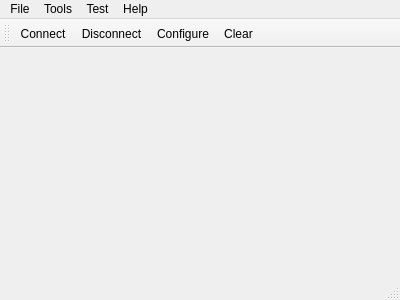
EA-LGX/ChargerDevice, file mainwindow.ui: the form before one commit.
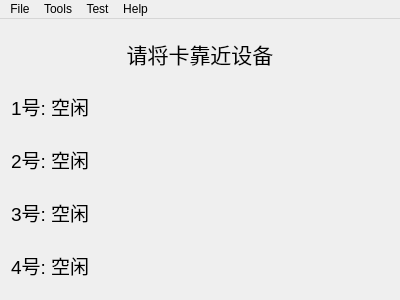
The form after the commit. Icons and pictures are not drawn.

What changed in the file:
```diff
--- a/mainwindow.ui
+++ b/mainwindow.ui
@@ -14,7 +14,71 @@
    <string>Simple Terminal</string>
   </property>
   <widget class="QWidget" name="centralWidget">
-   <layout class="QVBoxLayout" name="verticalLayout"/>
+   <layout class="QVBoxLayout" name="verticalLayout">
+    <item>
+     <widget class="QLabel" name="label_3">
+      <property name="font">
+       <font>
+        <pointsize>16</pointsize>
+       </font>
+      </property>
+      <property name="text">
+       <string>请将卡靠近设备</string>
+      </property>
+      <property name="alignment">
+       <set>Qt::AlignCenter</set>
+      </property>
+     </widget>
+    </item>
+    <item>
+     <widget class="QLabel" name="label_port1">
+      <property name="font">
+       <font>
+        <pointsize>14</pointsize>
+       </font>
+      </property>
+      <property name="text">
+       <string>1号: 空闲</string>
+      </property>
+     </widget>
+    </item>
+    <item>
+     <widget class="QLabel" name="label_port2">
+      <property name="font">
+       <font>
+        <pointsize>14</pointsize>
+       </font>
+      </property>
+      <property name="text">
+       <string>2号: 空闲</string>
+      </property>
+     </widget>
+    </item>
+    <item>
+     <widget class="QLabel" name="label_port3">
+      <property name="font">
+       <font>
+        <pointsize>14</pointsize>
+       </font>
+      </property>
+      <property name="text">
+       <string>3号: 空闲</string>
+      </property>
+     </widget>
+    </item>
+    <item>
+     <widget class="QLabel" name="label_port4">
+      <property name="font">
+       <font>
+        <pointsize>14</pointsize>
+       </font>
+      </property>
+      <property name="text">
+       <string>4号: 空闲</string>
+      </property>
+     </widget>
+    </item>
+   </layout>
   </widget>
   <widget class="QMenuBar" name="menuBar">
    <property name="geometry">
@@ -61,19 +125,6 @@
    <addaction name="menusend"/>
    <addaction name="menuHelp"/>
   </widget>
-  <widget class="QToolBar" name="mainToolBar">
-   <attribute name="toolBarArea">
-    <enum>TopToolBarArea</enum>
-   </attribute>
-   <attribute name="toolBarBreak">
-    <bool>false</bool>
-   </attribute>
-   <addaction name="actionConnect"/>
-   <addaction name="actionDisconnect"/>
-   <addaction name="actionConfigure"/>
-   <addaction name="actionClear"/>
-  </widget>
-  <widget class="QStatusBar" name="statusBar"/>
   <action name="actionAbout">
    <property name="text">
     <string>&amp;About</string>
```
